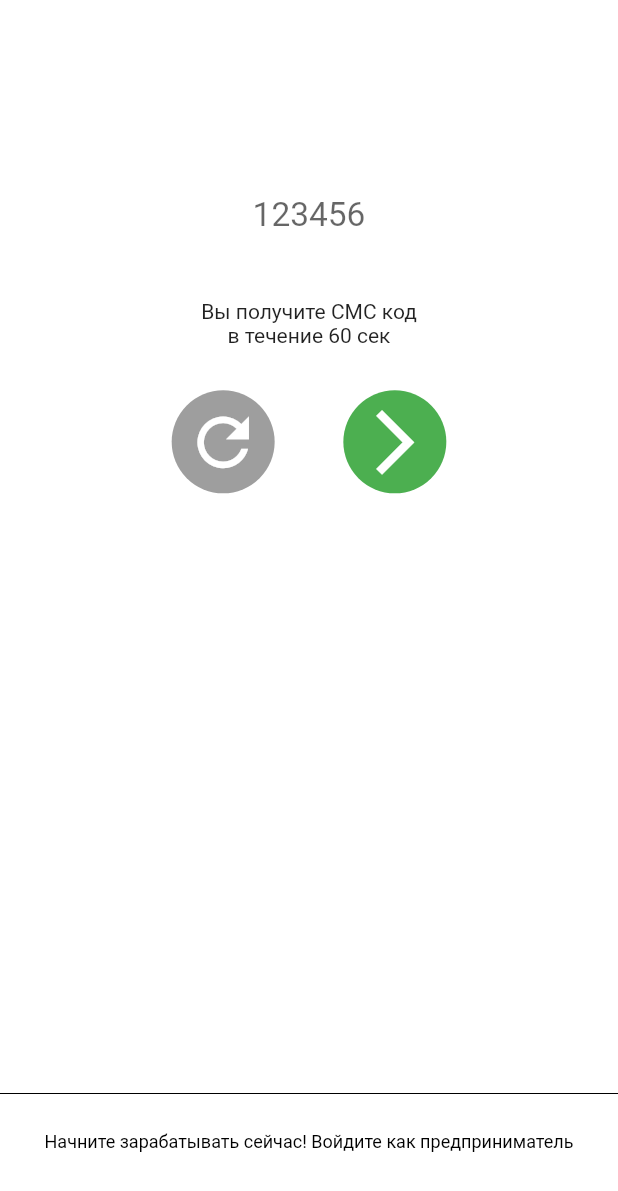
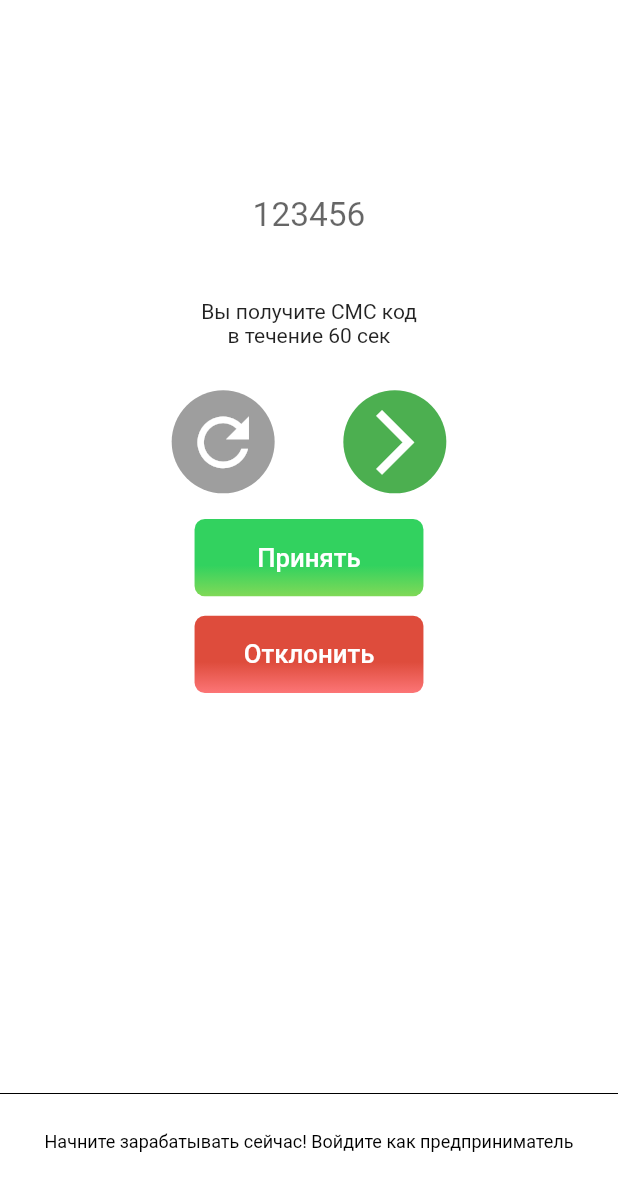
Before and after one commit to timeapp-kz/time_app, a Flutter app: the screen it shows after launch, swiped to page 2, on a phone screen of 412 x 824 dp. Shown: the top 1191 px of the screen. Run offline on Flutter 3.47's test engine with Material 2 defaults, Android fonts, the phone set to English and light mode, and no system bars; our stand-ins replace dio, flutter_svg.

Commit message:
UPDATE: Added network, additional components, application values and other architecture related changes

```diff
--- /dev/null
+++ b/lib/resources/components/primary_button.dart
@@ -0,0 +1,51 @@
+import 'package:flutter/material.dart';
+
+import 'package:time_app/utils/common_utils.dart';
+
+// Main button style that is used across most of the screens (Send SMS, Login, etc...)
+class PrimaryButton extends StatelessWidget {
+  List<double> gradientStops;
+  List<Color> gradientColors;
+  String buttonText;
+  Function onPressed;
+  double height;
+  double width;
+
+  PrimaryButton(
+      {@required this.gradientStops,
+        @required this.gradientColors,
+        @required this.buttonText,
+        @required this.onPressed, this.height, this.width});
+
+
+  @override
+  Widget build(BuildContext context) {
+    final borderRadius = screenAwareHeight(16.0, context);
+
+    return Container(
+      height: height == null ? screenAwareHeight(83.25, context) : height,
+      width: width == null ? screenAwareWidth(501.25, context) : width,
+      decoration: BoxDecoration(
+        borderRadius: BorderRadius.circular(borderRadius),
+        gradient: LinearGradient(
+          begin: Alignment.topCenter,
+          end: Alignment.bottomCenter,
+          stops: gradientStops,
+          colors: gradientColors,
+        ),
+      ),
+      child: FlatButton(
+        color: Colors.transparent,
+        child: Text(
+          buttonText,
+          style: TextStyle(
+              color: Colors.white,
+              fontSize: screenAwareHeight(40, context)),
+        ),
+        onPressed: onPressed,
+        shape: RoundedRectangleBorder(
+            borderRadius: BorderRadius.circular(borderRadius)),
+      ),
+    );
+  }
+}
--- /dev/null
+++ b/lib/resources/values/app_colors.dart
@@ -0,0 +1,24 @@
+import 'package:flutter/material.dart';
+
+
+//
+class AppColors {
+
+  static const Color backgroundColor = Colors.white;
+  static const Color primaryAppColor = Color.fromRGBO(50, 210, 95, 1);
+  static const Color primaryBodyTextColor = Color.fromRGBO(161, 161, 161, 1);
+  static const Color secondaryBodyTextColor = Color.fromRGBO(30, 30, 30, 1);
+  static const Color hintTextColor = Color.fromRGBO(161, 161, 161, 1);
+
+  // Gradient colors list for buttons
+  static const List<Color> confirmButtonGradientColors = [Color.fromRGBO(50, 210, 95, 1), Color.fromRGBO(128, 217, 87, 1)];
+  static const List<Color> cancelButtonGradientColors = [Color.fromRGBO(222, 76, 60, 1), Color.fromRGBO(252, 117, 118, 1)];
+
+  //Gradient colors stop points
+  static const List<double> primaryButtonGradientStops = [0.6, 1.0];
+
+
+
+
+
+}
--- a/lib/resources/values/app_dimensions.dart
+++ b/lib/resources/values/app_dimensions.dart
@@ -2,5 +2,6 @@ class AppDimensions {
 
   static const double baseHeight = 1920;
   static const double baseWidth= 1080;
+  static const double actionDialogRadius = 8.0;
 
 }
--- a/lib/screens/authorization/authorization_screen.dart
+++ b/lib/screens/authorization/authorization_screen.dart
@@ -2,6 +2,9 @@ import 'package:flutter/material.dart';
 
 import 'package:time_app/utils/common_utils.dart';
 import 'package:flutter_svg/flutter_svg.dart';
+import 'package:time_app/resources/components/primary_button.dart';
+import 'package:time_app/resources/values/app_dimensions.dart';
+import 'package:time_app/resources/values/app_colors.dart';
 
 class AuthorizationScreen extends StatefulWidget {
   @override
@@ -19,7 +22,8 @@ class _AuthorizationScreenState extends State<AuthorizationScreen> {
   Widget build(BuildContext context) {
     return Scaffold(
       body:
-          ListView(
+          WillPopScope(
+              child: ListView(
             children: <Widget>[
               SizedBox(
                 height: screenAwareHeight(1680.0, context),
@@ -40,7 +44,8 @@ class _AuthorizationScreenState extends State<AuthorizationScreen> {
                   fontSize: screenAwareHeight(28, context)
               ),),
             ],
-          )
+          ), onWillPop: () => exitApp(context))
+
     );
   }
 
@@ -67,7 +72,29 @@ class _AuthorizationScreenState extends State<AuthorizationScreen> {
             child: Text('Вы получите СМС код в течение $_smsCountdown сек', textAlign: TextAlign.center,),
           ) ,
         SizedBox(height: screenAwareHeight(56, context),),
-        _buildCodeInputButtons()
+        _buildCodeInputButtons(),
+        SizedBox(
+          height: screenAwareHeight(30, context),
+        ),
+        PrimaryButton(
+            gradientStops: AppColors.primaryButtonGradientStops,
+            gradientColors: AppColors.confirmButtonGradientColors,
+            buttonText: 'Принять',
+            onPressed: () => print(''),
+          height: screenAwareHeight(120, context),
+          width: screenAwareWidth(400, context),
+        ),
+        SizedBox(
+          height: screenAwareHeight(30, context),
+        ),
+        PrimaryButton(
+          gradientStops: AppColors.primaryButtonGradientStops,
+          gradientColors: AppColors.cancelButtonGradientColors,
+          buttonText: 'Отклонить',
+          onPressed: () => print(''),
+          height: screenAwareHeight(120, context),
+          width: screenAwareWidth(400, context),
+        )
       ],
     );
   }
--- a/pubspec.yaml
+++ b/pubspec.yaml
@@ -20,6 +20,7 @@ dependencies:
   flutter:
     sdk: flutter
   flutter_svg: ^0.12.4+1
+  dio: ^2.1.6
 
   # The following adds the Cupertino Icons font to your application.
   # Use with the CupertinoIcons class for iOS style icons.
```
Also changed, not shown: lib/data/network/utils/network_call.dart (added, +90 -0 lines), lib/resources/components/custom_action_dialog.dart (added, +54 -0 lines), lib/utils/common_utils.dart (+15 -0 lines), lib/bloc/authorization_bloc.dart (added), lib/data/network/repository/time_api.dart (added), lib/data/network/repository/time_firebase.dart (added), pubspec.lock.
